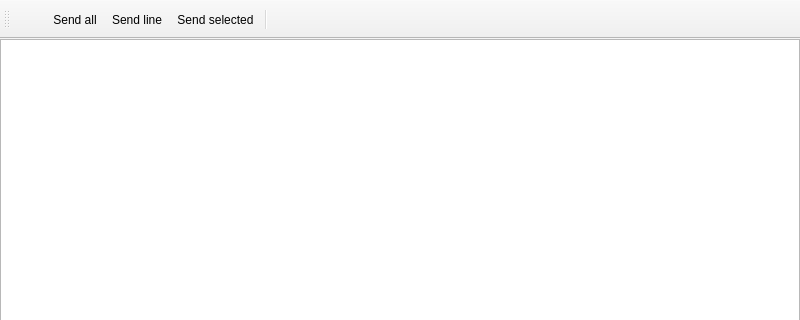
Before: the Qt Designer form src/ui/notes_editor.ui in Mudlet/Mudlet, drawn with Qt 5; both pictures show x 0 to 800 and y 0 to 320 of the 800 by 600 pixel window.
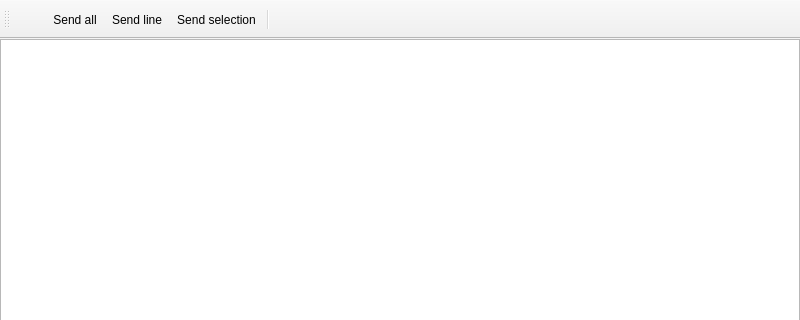
After: the same form once the commit is applied. Icons and pictures are not drawn.

Commit message: change 'selected' to 'selection'

The edit to the form file:
```diff
--- a/src/ui/notes_editor.ui
+++ b/src/ui/notes_editor.ui
@@ -47,7 +47,7 @@
    <addaction name="action_toggleSendControls"/>
    <addaction name="action_sendAll"/>
    <addaction name="action_sendLine"/>
-   <addaction name="action_sendSelected"/>
+   <addaction name="action_sendSelection"/>
    <addaction name="separator"/>
   </widget>
   <action name="action_toggleSendControls">
@@ -87,9 +87,9 @@
     <enum>QAction::MenuRole::NoRole</enum>
    </property>
   </action>
-  <action name="action_sendSelected">
+  <action name="action_sendSelection">
    <property name="text">
-    <string>Send selected</string>
+    <string>Send selection</string>
    </property>
    <property name="menuRole">
     <enum>QAction::MenuRole::NoRole</enum>
```
The commit also changes 2 other files.
